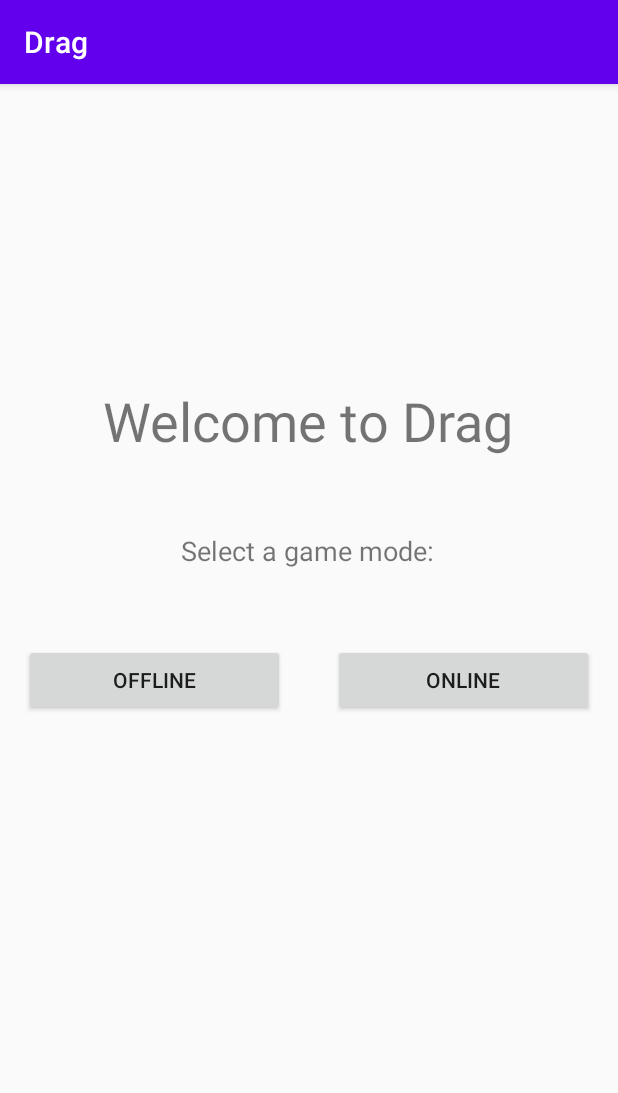
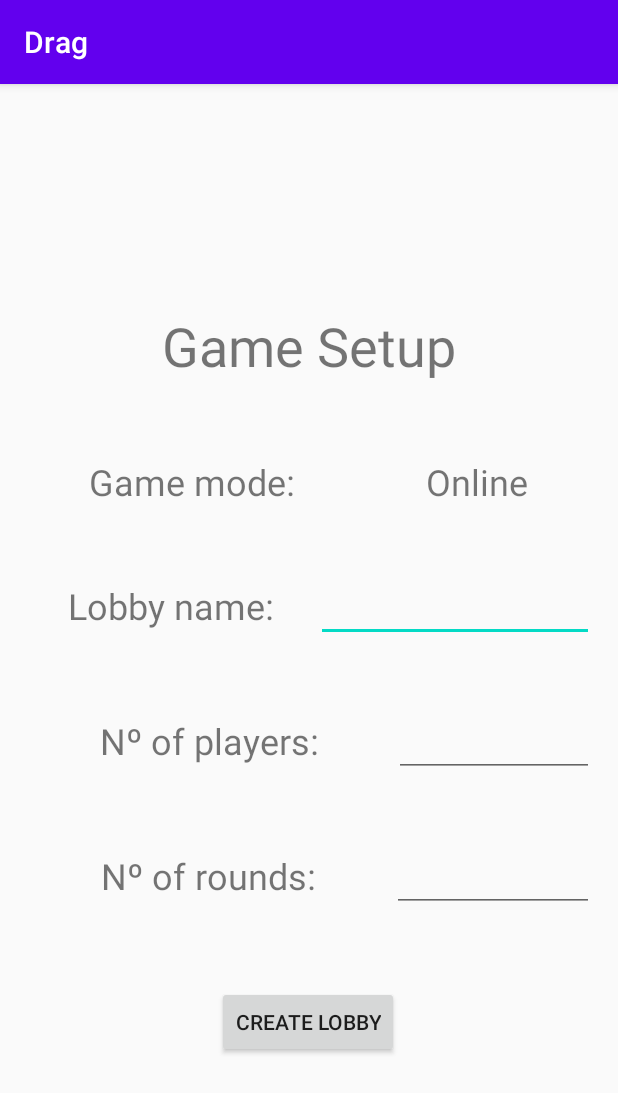
Before and after one commit to Dias934/PDM2021IEE-38866, an Android app: the screen it shows after launch (InitMenuActivity before the commit, SetupGameActivity after it), after a tap on "ONLINE", on a phone screen of 412 x 824 dp. Shown: the top 1093 px of the screen. Run offline under Robolectric (Android 15) with nearby library versions, the phone set to English and light mode, and no system bars.

Commit message:
added second acitivity
added setup game acitivity (UI interaction)
added transaction between initMenuActivity and SetupGameActivity
added necessery string values

```diff
--- a/DRAG/app/build.gradle
+++ b/DRAG/app/build.gradle
@@ -47,6 +47,7 @@ dependencies {
     implementation 'com.android.support:appcompat-v7:28.0.0'
     implementation 'com.android.support.constraint:constraint-layout:2.0.4'
     implementation 'androidx.constraintlayout:constraintlayout:2.0.4'
+    implementation 'androidx.wear:wear:1.0.0'
     testImplementation 'junit:junit:4.13.2'
     androidTestImplementation 'com.android.support.test:runner:1.0.2'
     androidTestImplementation 'com.android.support.test.espresso:espresso-core:3.0.2'
@@ -60,5 +61,6 @@ dependencies {
 
     implementation "androidx.room:room-runtime:2.2.6"
     implementation "androidx.room:room-ktx:2.2.6"
+    compileOnly 'com.google.android.wearable:wearable:2.6.0'
     kapt "androidx.room:room-compiler:2.2.6"
 }
--- a/DRAG/app/src/main/AndroidManifest.xml
+++ b/DRAG/app/src/main/AndroidManifest.xml
@@ -1,6 +1,8 @@
 <?xml version="1.0" encoding="utf-8"?>
 <manifest xmlns:android="http://schemas.android.com/apk/res/android"
     package="pt.isel.tests.drag">
+
+    <uses-permission android:name="android.permission.WAKE_LOCK" />
 
     <application
         android:allowBackup="true"
@@ -16,6 +18,9 @@
                 <category android:name="android.intent.category.LAUNCHER" />
             </intent-filter>
         </activity>
+        <activity android:name=".setupGame.SetupGameActivity">
+
+        </activity>
     </application>
 
 </manifest>
--- a/DRAG/app/src/main/java/pt/isel/tests/drag/initMenu/InitMenuActivity.kt
+++ b/DRAG/app/src/main/java/pt/isel/tests/drag/initMenu/InitMenuActivity.kt
@@ -6,18 +6,23 @@ import android.os.Bundle
 import android.view.View
 import androidx.appcompat.app.AppCompatActivity
 import pt.isel.tests.drag.R
+import pt.isel.tests.drag.databinding.ActivityInitMenuBinding
+import pt.isel.tests.drag.setupGame.SetupGameActivity
 
 class InitMenuActivity : AppCompatActivity() {
 
     companion object{
-        fun activityIntent(context: Context) = Intent(context, InitMenuActivity::class.java)
+        fun newIntent(context: Context) = Intent(context, InitMenuActivity::class.java)
     }
+
+    private val view by lazy {ActivityInitMenuBinding.inflate(layoutInflater)}
 
     override fun onCreate(savedInstanceState: Bundle?) {
         super.onCreate(savedInstanceState)
-        setContentView(R.layout.activity_init_menu)
+        setContentView(view.root)
     }
 
-    fun offlineMode(view: View) = startActivity(activityIntent(this))
-    fun onlineMode(view: View) = startActivity(activityIntent(this))
+    fun offlineMode(view: View) = startActivity(SetupGameActivity.offlineSetupGame(this))
+
+    fun onlineMode(view: View) = startActivity(SetupGameActivity.onlineSetupGame(this))
 }
--- /dev/null
+++ b/DRAG/app/src/main/java/pt/isel/tests/drag/setupGame/SetupGameActivity.kt
@@ -0,0 +1,38 @@
+package pt.isel.tests.drag.setupGame
+
+import android.content.Context
+import android.content.Intent
+import androidx.appcompat.app.AppCompatActivity
+import android.os.Bundle
+import android.view.View
+import androidx.activity.viewModels
+import pt.isel.tests.drag.R
+import pt.isel.tests.drag.databinding.ActivitySetupGameBinding
+
+const val TAG = "SetupGameActivity"
+
+class SetupGameActivity : AppCompatActivity() {
+
+    companion object{
+
+        fun onlineSetupGame(context: Context) = newIntent(context, GameModes.ONLINE)
+        fun offlineSetupGame(context: Context) = newIntent(context, GameModes.OFFLINE)
+
+        private fun newIntent(context: Context, mode: GameModes) = Intent(context, SetupGameActivity::class.java)
+            .apply { putExtra("mode", mode) }
+    }
+
+    private val views by lazy {ActivitySetupGameBinding.inflate(layoutInflater)}
+    private val model by viewModels<SetupGameViewModel>()
+
+    override fun onCreate(savedInstanceState: Bundle?) {
+        super.onCreate(savedInstanceState)
+        setContentView(views.root)
+
+        if(model.gameMode == GameModes.OFFLINE){
+            views.currentGameMode.setText(R.string.offline_value)
+            views.lobbyLayout.visibility = View.GONE
+            views.setupGameButton.setText(R.string.setup_game_button_offline_string)
+        }
+    }
+}
--- /dev/null
+++ b/DRAG/app/src/main/java/pt/isel/tests/drag/setupGame/SetupGameViewModel.kt
@@ -0,0 +1,14 @@
+package pt.isel.tests.drag.setupGame
+
+import android.app.Application
+import androidx.lifecycle.AndroidViewModel
+import androidx.lifecycle.SavedStateHandle
+
+
+class SetupGameViewModel(private val app: Application, private val state: SavedStateHandle):
+    AndroidViewModel(app) {
+
+        val gameMode: GameModes by lazy { state.get<GameModes>("mode")?: GameModes.OFFLINE }
+}
+
+enum class GameModes{ OFFLINE, ONLINE }
--- a/DRAG/app/src/main/res/layout/activity_init_menu.xml
+++ b/DRAG/app/src/main/res/layout/activity_init_menu.xml
@@ -55,7 +55,7 @@
             android:layout_marginEnd="16sp"
             android:layout_weight="1"
             android:onClick="offlineMode"
-            android:text="@string/offline_button_string" />
+            android:text="@string/offline_value" />
 
         <Button
             android:id="@+id/online_button"
@@ -65,7 +65,7 @@
             android:layout_marginEnd="16sp"
             android:layout_weight="1"
             android:onClick="onlineMode"
-            android:text="@string/online_button_string" />
+            android:text="@string/online_value" />
     </LinearLayout>
 
 </androidx.constraintlayout.widget.ConstraintLayout>
--- /dev/null
+++ b/DRAG/app/src/main/res/layout/activity_setup_game.xml
@@ -0,0 +1,179 @@
+<?xml version="1.0" encoding="utf-8"?>
+<androidx.constraintlayout.widget.ConstraintLayout xmlns:android="http://schemas.android.com/apk/res/android"
+    xmlns:app="http://schemas.android.com/apk/res-auto"
+    xmlns:tools="http://schemas.android.com/tools"
+    android:layout_width="match_parent"
+    android:layout_height="match_parent"
+    tools:context=".setupGame.SetupGameActivity">
+
+    <TextView
+        android:id="@+id/game_stup_title"
+        android:layout_width="wrap_content"
+        android:layout_height="wrap_content"
+        android:layout_marginTop="150dp"
+        android:text="@string/game_setup_title_string"
+        android:textSize="36sp"
+        app:layout_constraintBottom_toBottomOf="parent"
+        app:layout_constraintEnd_toEndOf="parent"
+        app:layout_constraintStart_toStartOf="parent"
+        app:layout_constraintTop_toTopOf="parent"
+        app:layout_constraintVertical_bias="0.0" />
+
+    <LinearLayout
+        android:id="@+id/game_mode_layout"
+        android:layout_width="match_parent"
+        android:layout_height="wrap_content"
+        android:layout_marginTop="50dp"
+        android:orientation="horizontal"
+        app:layout_constraintBottom_toBottomOf="parent"
+        app:layout_constraintEnd_toEndOf="parent"
+        app:layout_constraintHorizontal_bias="0.0"
+        app:layout_constraintStart_toStartOf="parent"
+        app:layout_constraintTop_toBottomOf="@+id/game_stup_title"
+        app:layout_constraintVertical_bias="0.0">
+
+        <TextView
+            android:id="@+id/game_mode_title"
+            android:layout_width="wrap_content"
+            android:layout_height="wrap_content"
+            android:layout_marginStart="16sp"
+            android:layout_weight="1"
+            android:text="@string/game_mode_title_string"
+            android:textAlignment="center"
+            android:textSize="24sp" />
+
+        <TextView
+            android:id="@+id/current_game_mode"
+            android:layout_width="wrap_content"
+            android:layout_height="wrap_content"
+            android:layout_marginEnd="16sp"
+            android:layout_weight="1"
+            android:text="@string/online_value"
+            android:textAlignment="center"
+            android:textSize="24sp" />
+    </LinearLayout>
+
+    <LinearLayout
+        android:id="@+id/lobby_layout"
+        android:layout_width="match_parent"
+        android:layout_height="wrap_content"
+        android:layout_marginTop="50dp"
+        android:orientation="horizontal"
+        app:layout_constraintBottom_toBottomOf="parent"
+        app:layout_constraintEnd_toEndOf="parent"
+        app:layout_constraintHorizontal_bias="1.0"
+        app:layout_constraintStart_toStartOf="parent"
+        app:layout_constraintTop_toBottomOf="@+id/game_mode_layout"
+        app:layout_constraintVertical_bias="0.0"
+        tools:visibility="visible">
+
+        <TextView
+            android:id="@+id/lobby_name"
+            android:layout_width="wrap_content"
+            android:layout_height="wrap_content"
+            android:layout_marginStart="16sp"
+            android:layout_weight="0.4"
+            android:text="@string/lobby_name_string"
+            android:textAlignment="center"
+            android:textSize="24sp" />
+
+        <EditText
+            android:id="@+id/lobby_name_input"
+            android:layout_width="wrap_content"
+            android:layout_height="wrap_content"
+            android:textAlignment="center"
+            android:layout_weight="0.4"
+            android:layout_marginEnd="16sp"
+            android:ems="8"
+            android:inputType="text"
+            android:textSize="14sp" />
+
+    </LinearLayout>
+
+    <LinearLayout
+        android:id="@+id/n_players_layout"
+        android:layout_width="match_parent"
+        android:layout_height="wrap_content"
+        android:layout_marginTop="50dp"
+        android:layout_weight="0.4"
+        android:orientation="horizontal"
+        app:layout_constraintBottom_toBottomOf="parent"
+        app:layout_constraintEnd_toEndOf="parent"
+        app:layout_constraintHorizontal_bias="0.0"
+        app:layout_constraintStart_toStartOf="parent"
+        app:layout_constraintTop_toBottomOf="@+id/lobby_layout"
+        app:layout_constraintVertical_bias="0.0">
+
+        <TextView
+            android:id="@+id/n_players"
+            android:layout_width="wrap_content"
+            android:layout_height="wrap_content"
+            android:layout_marginStart="16sp"
+            android:layout_weight="1"
+            android:text="@string/n_players_string"
+            android:textAlignment="center"
+            android:textSize="24sp" />
+
+        <EditText
+            android:id="@+id/n_players_input"
+            android:layout_width="wrap_content"
+            android:layout_height="wrap_content"
+            android:layout_marginEnd="16sp"
+            android:layout_weight="1"
+            android:ems="2"
+            android:inputType="number"
+            android:selectAllOnFocus="false"
+            android:singleLine="true"
+            android:textAlignment="center"
+            android:textSize="14sp" />
+    </LinearLayout>
+
+    <LinearLayout
+        android:id="@+id/n_rounds_layout"
+        android:layout_width="match_parent"
+        android:layout_height="wrap_content"
+        android:layout_marginTop="50dp"
+        android:orientation="horizontal"
+        app:layout_constraintBottom_toBottomOf="parent"
+        app:layout_constraintEnd_toEndOf="parent"
+        app:layout_constraintHorizontal_bias="1.0"
+        app:layout_constraintStart_toStartOf="parent"
+        app:layout_constraintTop_toBottomOf="@+id/n_players_layout"
+        app:layout_constraintVertical_bias="0.0">
+
+        <TextView
+            android:id="@+id/n_rounds"
+            android:layout_width="wrap_content"
+            android:layout_height="wrap_content"
+            android:layout_marginStart="16sp"
+            android:layout_weight="1"
+            android:text="@string/n_rounds_string"
+            android:textAlignment="center"
+            android:textSize="24sp" />
+
+        <EditText
+            android:id="@+id/n_rounds_input"
+            android:layout_width="wrap_content"
+            android:layout_height="wrap_content"
+            android:layout_marginEnd="16sp"
+            android:layout_weight="1"
+            android:ems="2"
+            android:inputType="number"
+            android:textAlignment="center"
+            android:textSize="14sp" />
+    </LinearLayout>
+
+    <Button
+        android:id="@+id/setup_game_button"
+        android:layout_width="wrap_content"
+        android:layout_height="wrap_content"
+        android:layout_marginTop="50dp"
+        android:text="@string/setup_game_button_online_string"
+        app:layout_constraintBottom_toBottomOf="parent"
+        app:layout_constraintEnd_toEndOf="parent"
+        app:layout_constraintHorizontal_bias="0.498"
+        app:layout_constraintStart_toStartOf="parent"
+        app:layout_constraintTop_toBottomOf="@+id/n_rounds_layout"
+        app:layout_constraintVertical_bias="0.0" />
+
+</androidx.constraintlayout.widget.ConstraintLayout>
--- /dev/null
+++ b/DRAG/app/src/main/res/values-round/strings.xml
@@ -0,0 +1 @@
+<resources></resources>
--- /dev/null
+++ b/DRAG/app/src/main/res/values/dimens.xml
@@ -0,0 +1,15 @@
+<?xml version="1.0" encoding="utf-8"?>
+<resources>
+    <!--
+    Because the window insets on round devices are larger than 15dp, this padding only applies
+    to square screens.
+    -->
+    <dimen name="box_inset_layout_padding">0dp</dimen>
+
+    <!--
+    This padding applies to both square and round screens. The total padding between the buttons
+    and the window insets is box_inset_layout_padding (above variable) on square screens and
+    inner_frame_layout_padding (below variable) on round screens.
+    -->
+    <dimen name="inner_frame_layout_padding">5dp</dimen>
+</resources>
--- a/DRAG/app/src/main/res/values/strings.xml
+++ b/DRAG/app/src/main/res/values/strings.xml
@@ -1,7 +1,15 @@
 <resources>
     <string name="app_name">Drag</string>
     <string name="game_title_string">Welcome to Drag</string>
-    <string name="offline_button_string">Offline</string>
-    <string name="online_button_string">Online</string>
+    <string name="offline_value">Offline</string>
+    <string name="online_value">Online</string>
     <string name="game_mode_string">Select a game mode:</string>
+    <string name="game_mode_title_string">Game mode:</string>
+    <string name="game_setup_title_string">Game Setup</string>
+    <string name="lobby_name_string">Lobby name:</string>
+    <string name="n_players_string">Nº of players:</string>
+    <string name="n_rounds_string">Nº of rounds:</string>
+    <string name="setup_game_button_offline_string">Start game</string>
+    <string name="setup_game_button_online_string">Create lobby</string>
+    <string name="title_activity_setup_game" translatable="false">s</string>
 </resources>
```
Also changed, not shown: 1 other file.
